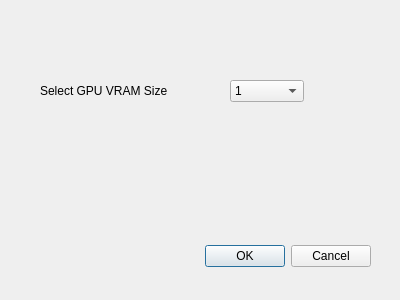
Qt form dialog_gpu.ui (girishramlugun/VolumeViewer) before a commit.
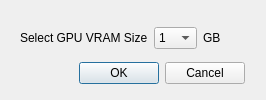
The same form after that commit.

Diff of the .ui file:
```diff
--- a/dialog_gpu.ui
+++ b/dialog_gpu.ui
@@ -6,38 +6,34 @@
    <rect>
     <x>0</x>
     <y>0</y>
-    <width>400</width>
-    <height>300</height>
+    <width>266</width>
+    <height>100</height>
    </rect>
   </property>
   <property name="windowTitle">
    <string>Options</string>
   </property>
-  <widget class="QDialogButtonBox" name="buttonBox">
+  <widget class="QWidget" name="">
    <property name="geometry">
     <rect>
-     <x>30</x>
-     <y>240</y>
-     <width>341</width>
-     <height>32</height>
+     <x>20</x>
+     <y>20</y>
+     <width>225</width>
+     <height>64</height>
     </rect>
    </property>
-   <property name="orientation">
-    <enum>Qt::Horizontal</enum>
-   </property>
-   <property name="standardButtons">
-    <set>QDialogButtonBox::Cancel|QDialogButtonBox::Ok</set>
-   </property>
-  </widget>
+   <layout class="QGridLayout" name="gridLayout">
+    <item row="0" column="0">
+     <layout class="QHBoxLayout" name="horizontalLayout">
+      <item>
+       <widget class="QLabel" name="label">
+        <property name="text">
+         <string>Select GPU VRAM Size</string>
+        </property>
+       </widget>
+      </item>
+      <item>
   <widget class="QComboBox" name="vram_val">
-   <property name="geometry">
-    <rect>
-     <x>230</x>
-     <y>80</y>
-     <width>74</width>
-     <height>22</height>
-    </rect>
-   </property>
    <item>
     <property name="text">
      <string>1</string>
@@ -79,18 +75,27 @@
     </property>
    </item>
   </widget>
-  <widget class="QLabel" name="label">
-   <property name="geometry">
-    <rect>
-     <x>40</x>
-     <y>70</y>
-     <width>161</width>
-     <height>41</height>
-    </rect>
-   </property>
+      </item>
+      <item>
+       <widget class="QLabel" name="label_2">
    <property name="text">
-    <string>Select GPU VRAM Size</string>
-   </property>
+         <string>GB</string>
+        </property>
+       </widget>
+      </item>
+     </layout>
+    </item>
+    <item row="1" column="0">
+     <widget class="QDialogButtonBox" name="buttonBox">
+      <property name="orientation">
+       <enum>Qt::Horizontal</enum>
+      </property>
+      <property name="standardButtons">
+       <set>QDialogButtonBox::Cancel|QDialogButtonBox::Ok</set>
+      </property>
+     </widget>
+    </item>
+   </layout>
   </widget>
  </widget>
  <resources/>
```
Lines whose indentation alone changed are shown as unchanged.
